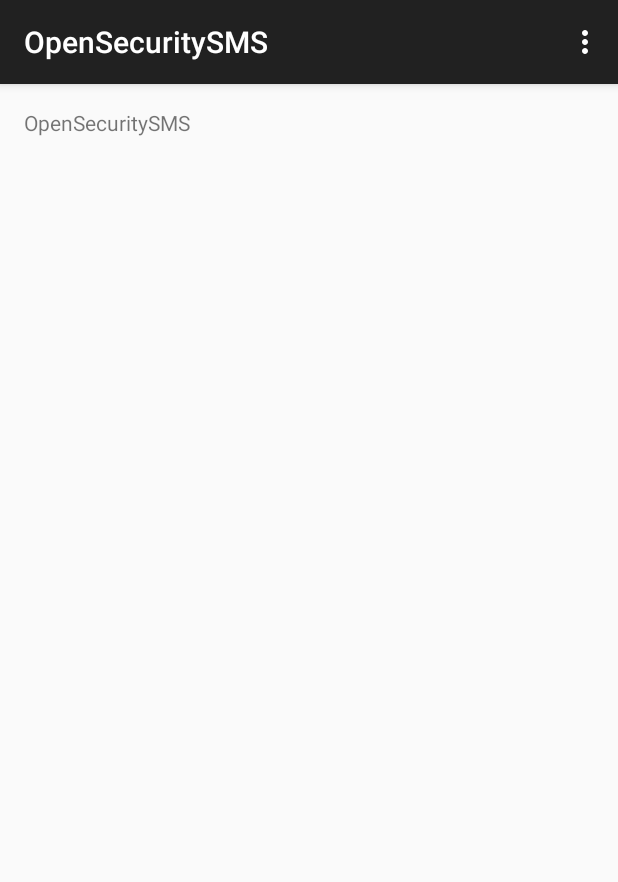
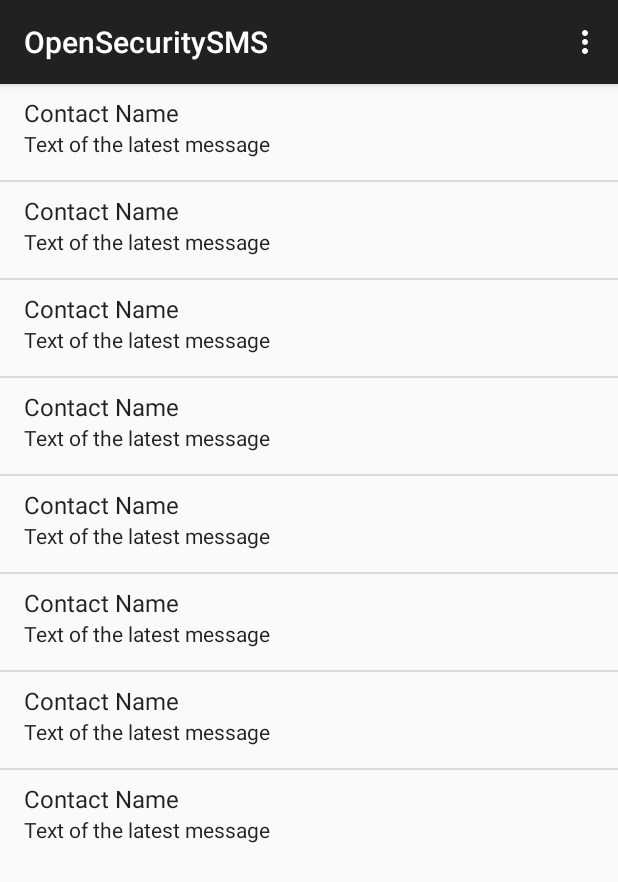
Before and after one commit to dsaplbg/OpenSecuritySMS, an Android app: the screen it shows after launch (OpenSecuritySMS), on a phone screen of 412 x 824 dp. Shown: the top 882 px of the screen. Run offline under Robolectric (Android 15) with nearby library versions, the phone set to English and light mode, and no system bars.

Commit message:
Add a listAdapter for show conversations in main activity : OpenSecuritySMS

```diff
--- a/app/src/main/java/org/opensecurity/sms/OpenSecuritySMS.java
+++ b/app/src/main/java/org/opensecurity/sms/OpenSecuritySMS.java
@@ -4,16 +4,48 @@ import android.support.v7.app.AppCompatActivity;
 import android.os.Bundle;
 import android.view.Menu;
 import android.view.MenuItem;
+import android.view.View;
+import android.widget.ListAdapter;
+import android.widget.ListView;
+import android.widget.SimpleAdapter;
+
+import java.util.ArrayList;
+import java.util.HashMap;
+import java.util.List;
 
 import static org.opensecurity.sms.RSA.areKeysPresent;
 import static org.opensecurity.sms.RSA.generateKey;
 
 public class OpenSecuritySMS extends AppCompatActivity {
-
+    private ListView list;
+    private ListView vue;
     @Override
     protected void onCreate(Bundle savedInstanceState) {
         super.onCreate(savedInstanceState);
         setContentView(R.layout.activity_open_security_sms);
+
+        vue = (ListView) findViewById(R.id.vue);
+        String [][] repertoire = new String[][] {   {"Contact Name", "Text of the latest message"},
+                                                    {"Contact Name", "Text of the latest message"},
+                                                    {"Contact Name", "Text of the latest message"},
+                                                    {"Contact Name", "Text of the latest message"},
+                                                    {"Contact Name", "Text of the latest message"},
+                                                    {"Contact Name", "Text of the latest message"},
+                                                    {"Contact Name", "Text of the latest message"},
+                                                    {"Contact Name", "Text of the latest message"}};
+        List<HashMap<String, String>> liste = new ArrayList<HashMap<String,String>>();
+        HashMap<String,String> element;
+
+        for(int i=0; i<repertoire.length; i++) {
+            element = new HashMap<String,String>();
+            element.put("text1", repertoire[i][0]);
+            element.put("text2", repertoire[i][1]);
+            liste.add(element);
+        }
+        ListAdapter listeWidget = new SimpleAdapter(this, liste, android.R.layout.simple_list_item_2, new String[]{"text1","text2"},
+                                                    new int[] {android.R.id.text1, android.R.id.text2});
+
+        vue.setAdapter(listeWidget);
     }
 
     @Override
--- a/app/src/main/res/layout/activity_open_security_sms.xml
+++ b/app/src/main/res/layout/activity_open_security_sms.xml
@@ -1,18 +1,15 @@
 <?xml version="1.0" encoding="utf-8"?>
-<ScrollView
+<RelativeLayout
     xmlns:android="http://schemas.android.com/apk/res/android"
-    android:layout_width="fill_parent"
-    android:layout_height="wrap_content">
-    <RelativeLayout
-        xmlns:tools="http://schemas.android.com/tools" android:layout_width="match_parent"
-        android:layout_height="match_parent" android:paddingLeft="@dimen/activity_horizontal_margin"
-        android:paddingRight="@dimen/activity_horizontal_margin"
-        android:paddingTop="@dimen/activity_vertical_margin"
-        android:paddingBottom="@dimen/activity_vertical_margin" tools:context=".OpenSecuritySMS">
-
-        <TextView android:text="@string/open_security_sms"
-            android:layout_width="wrap_content"
-            android:layout_height="wrap_content" />
-
-    </RelativeLayout>
-</ScrollView>
+    xmlns:tools="http://schemas.android.com/tools"
+    android:layout_width="match_parent"
+    android:layout_height="match_parent"
+    tools:context=".OpenSecuritySMS">
+        <ListView
+            android:minHeight="@dimen/activity_vertical_margin"
+            android:scrollIndicators="bottom"
+            android:layout_width="fill_parent"
+            android:layout_height="wrap_content"
+            android:id="@+id/vue">
+       </ListView>
+</RelativeLayout>
```
